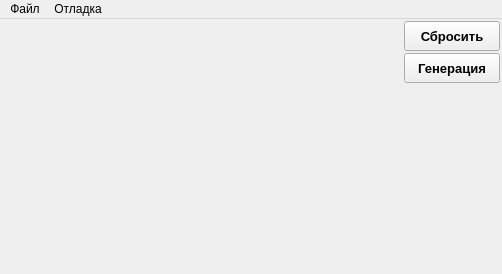
Old version of the form Creature/src/FMain.ui in the repository Zurg-13/cpp.
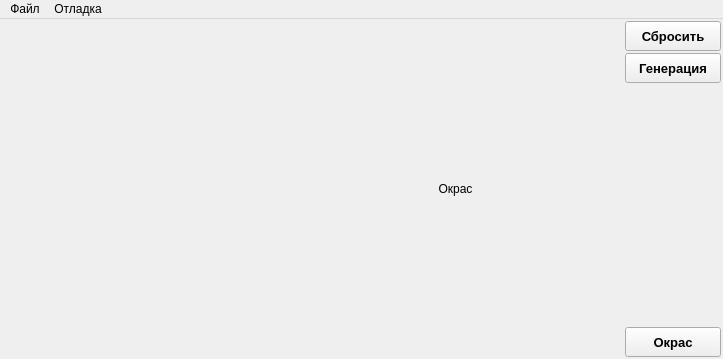
New version of the form.

Diff of the .ui file:
```diff
--- a/Creature/src/FMain.ui
+++ b/Creature/src/FMain.ui
@@ -6,8 +6,8 @@
    <rect>
     <x>0</x>
     <y>0</y>
-    <width>502</width>
-    <height>274</height>
+    <width>723</width>
+    <height>359</height>
    </rect>
   </property>
   <property name="windowTitle">
@@ -43,6 +43,22 @@
       </property>
      </spacer>
     </item>
+    <item>
+     <widget class="QLabel" name="lbImg">
+      <property name="minimumSize">
+       <size>
+        <width>335</width>
+        <height>335</height>
+       </size>
+      </property>
+      <property name="text">
+       <string>Окрас</string>
+      </property>
+      <property name="alignment">
+       <set>Qt::AlignCenter</set>
+      </property>
+     </widget>
+    </item>
     <item>
      <layout class="QVBoxLayout" name="lyRgt">
       <property name="spacing">
@@ -113,6 +129,32 @@
         </property>
        </spacer>
       </item>
+      <item>
+       <widget class="QPushButton" name="btClr">
+        <property name="minimumSize">
+         <size>
+          <width>96</width>
+          <height>30</height>
+         </size>
+        </property>
+        <property name="maximumSize">
+         <size>
+          <width>96</width>
+          <height>30</height>
+         </size>
+        </property>
+        <property name="font">
+         <font>
+          <pointsize>10</pointsize>
+          <weight>75</weight>
+          <bold>true</bold>
+         </font>
+        </property>
+        <property name="text">
+         <string>Окрас</string>
+        </property>
+       </widget>
+      </item>
      </layout>
     </item>
    </layout>
@@ -122,7 +164,7 @@
     <rect>
      <x>0</x>
      <y>0</y>
-     <width>502</width>
+     <width>723</width>
      <height>20</height>
     </rect>
    </property>
```
